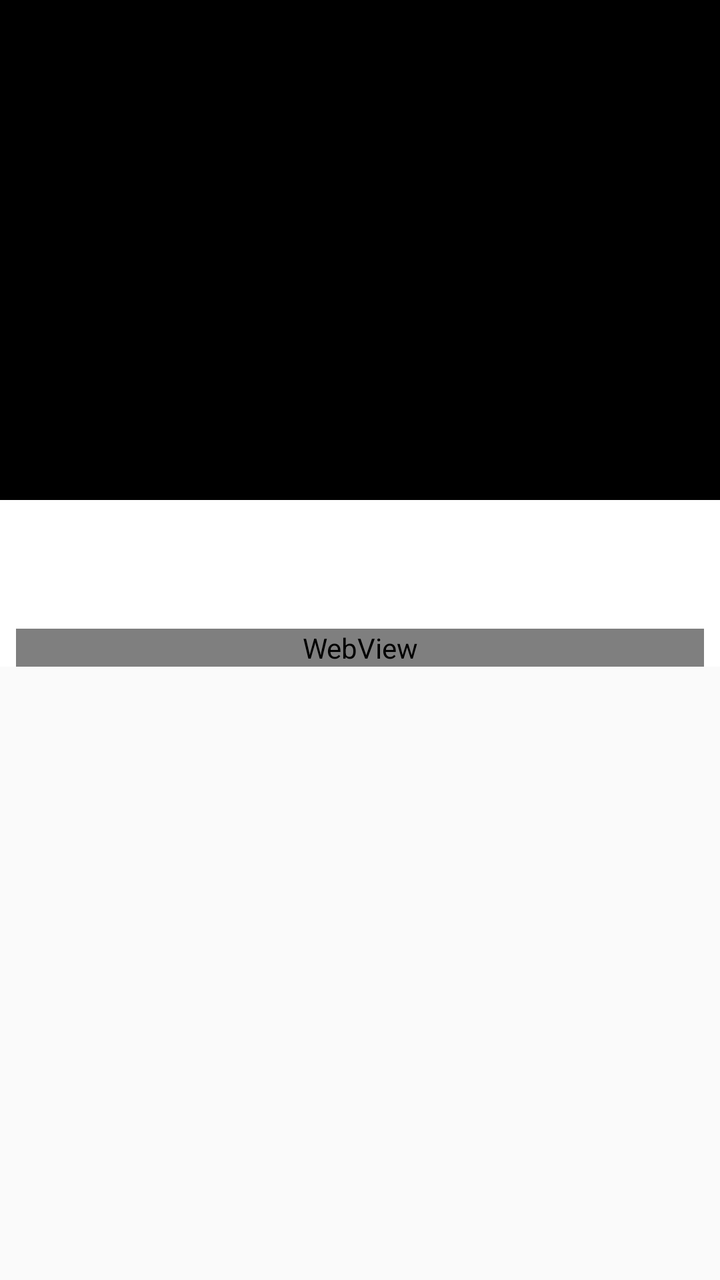
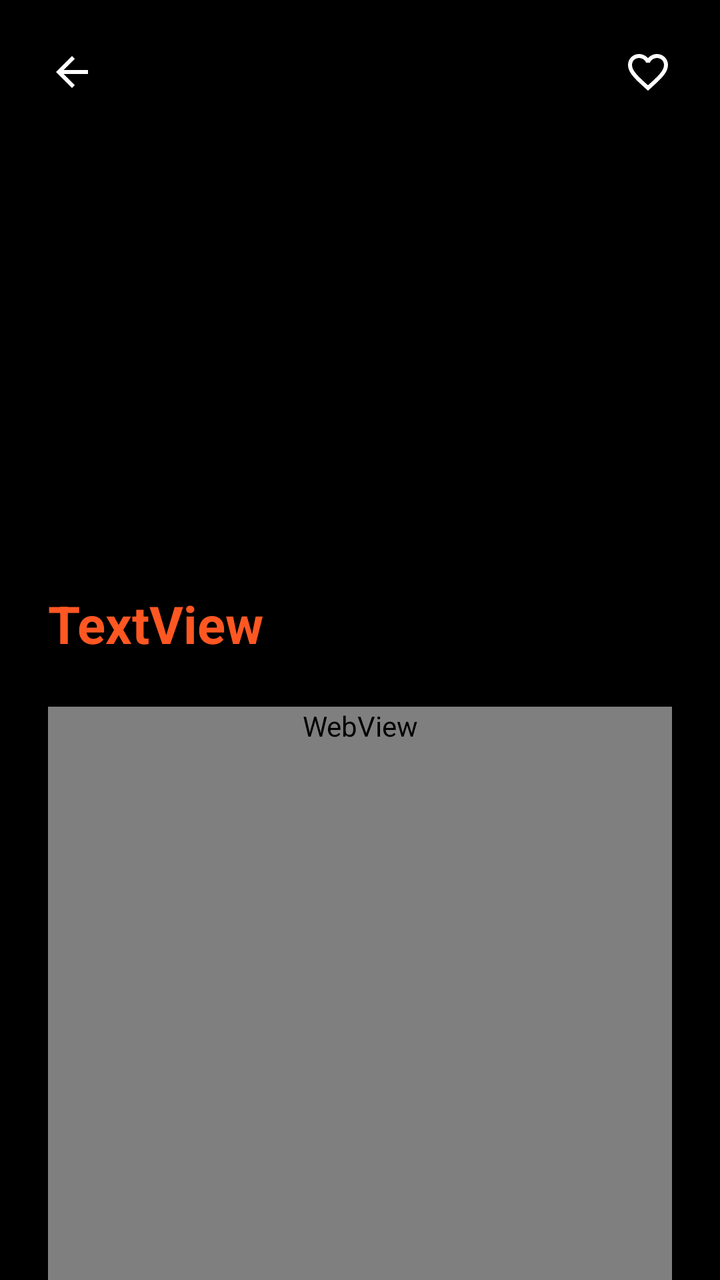

Screens rendered from an Android XML layout before and after an edit, with the pre-edit source and the edit as a unified diff.
<!-- AndroidManifest.xml: activity theme Theme.WpToAndroidApp -->
<!-- res/layout/activity_wordpress_details.xml -->
<?xml version="1.0" encoding="utf-8"?>
<androidx.coordinatorlayout.widget.CoordinatorLayout xmlns:android="http://schemas.android.com/apk/res/android"
    xmlns:app="http://schemas.android.com/apk/res-auto"
    android:layout_width="match_parent"
    android:layout_height="match_parent"
    android:fitsSystemWindows="true">

    <com.google.android.material.appbar.AppBarLayout
        android:id="@+id/post_appbar"
        android:layout_width="match_parent"
        android:layout_height="wrap_content"
        android:fitsSystemWindows="true"
        android:theme="@style/ThemeOverlay.AppCompat.Dark.ActionBar">

        <com.google.android.material.appbar.CollapsingToolbarLayout
            android:id="@+id/post_collapsing_toolbarLayout"
            android:layout_width="match_parent"
            android:layout_height="match_parent"
            android:fitsSystemWindows="true"
            app:contentScrim="?attr/colorPrimary"
            app:layout_scrollFlags="scroll|exitUntilCollapsed">

            <ImageView
                android:id="@+id/post_backdrop"
                android:layout_width="match_parent"
                android:layout_height="250dp"
                android:fitsSystemWindows="true"
                android:scaleType="centerCrop"
                app:layout_collapseMode="parallax" />

            <androidx.appcompat.widget.Toolbar
                android:id="@+id/postToolbar"
                android:layout_width="match_parent"
                android:layout_height="?attr/actionBarSize"
                app:layout_collapseMode="pin">

            </androidx.appcompat.widget.Toolbar>

        </com.google.android.material.appbar.CollapsingToolbarLayout>

    </com.google.android.material.appbar.AppBarLayout>

    <androidx.core.widget.NestedScrollView
        android:layout_width="match_parent"
        android:layout_height="wrap_content"
        app:layout_behavior="com.google.android.material.appbar.AppBarLayout$ScrollingViewBehavior">

        <include
            android:id="@+id/content"
            layout="@layout/activity_wordpress_content" />

    </androidx.core.widget.NestedScrollView>

</androidx.coordinatorlayout.widget.CoordinatorLayout>
<!-- res/layout/activity_wordpress_content.xml (included above) -->
<?xml version="1.0" encoding="utf-8"?>
<LinearLayout xmlns:android="http://schemas.android.com/apk/res/android"
    android:layout_width="match_parent"
    android:layout_height="match_parent"
    android:background="@android:color/white"
    android:clipToPadding="false"
    android:orientation="vertical"
    android:scrollbars="vertical">

    <TextView
        android:id="@+id/post_title"
        android:layout_width="match_parent"
        android:layout_height="wrap_content"
        android:padding="16dp"
        android:text="TextView"
        android:textColor="@color/colorPrimary"
        android:textSize="24sp" />

    <WebView
        android:id="@+id/webview"
        android:layout_width="match_parent"
        android:layout_height="match_parent"
        android:layout_marginLeft="8dp"
        android:layout_marginRight="8dp" />

</LinearLayout>
<!-- resources referenced by this layout -->
<resources>
  <color name="colorPrimary">#fff</color>
      //Needed
  <style name="Theme.WpToAndroidApp" parent="Theme.MaterialComponents.DayNight.NoActionBar.Bridge">
          
          <item name="colorPrimary">@color/dark</item>
          <item name="colorPrimaryVariant">@color/dark</item>
          <item name="colorOnPrimary">@color/white</item>
          
          <item name="colorSecondary">@color/teal_200</item>
          <item name="colorSecondaryVariant">@color/teal_700</item>
          <item name="colorOnSecondary">@color/black</item>
          
          <item name="android:statusBarColor">?trackColor</item>
          
      </style>
  <color name="dark">#000000</color>
  <color name="white">#ffffff</color>
  <color name="teal_200">#FF03DAC5</color>
  <color name="teal_700">#FF018786</color>
      //Day Theme
  <color name="black">#212121</color>
</resources>

<!-- the commit's change to res/layout/activity_wordpress_details.xml (unified diff, before → after) -->
@@ -1,81 +1,103 @@
 <?xml version="1.0" encoding="utf-8"?>
-<androidx.coordinatorlayout.widget.CoordinatorLayout xmlns:android="http://schemas.android.com/apk/res/android"
+<androidx.constraintlayout.widget.ConstraintLayout xmlns:android="http://schemas.android.com/apk/res/android"
     xmlns:app="http://schemas.android.com/apk/res-auto"
+    android:id="@+id/main"
     android:layout_width="match_parent"
     android:layout_height="match_parent"
-    android:fitsSystemWindows="true">
+    android:background="?attr/colorOnBackground">
 
-    <com.google.android.material.appbar.AppBarLayout
-        android:id="@+id/post_appbar"
+    <androidx.core.widget.NestedScrollView
         android:layout_width="match_parent"
-        android:layout_height="wrap_content"
-        android:fitsSystemWindows="true"
-        android:theme="@style/ThemeOverlay.AppCompat.Dark.ActionBar">
+        android:layout_height="match_parent"
+        android:fillViewport="true">
 
-        <com.google.android.material.appbar.CollapsingToolbarLayout
-            android:id="@+id/post_collapsing_toolbarLayout"
+        <androidx.constraintlayout.widget.ConstraintLayout
             android:layout_width="match_parent"
-            android:layout_height="match_parent"
-            android:fitsSystemWindows="true"
-            app:contentScrim="?attr/colorPrimary"
-            app:layout_scrollFlags="scroll|exitUntilCollapsed">
+            android:layout_height="wrap_content">
 
             <ImageView
                 android:id="@+id/post_backdrop"
                 android:layout_width="match_parent"
-                android:layout_height="250dp"
-                android:fitsSystemWindows="true"
+                android:layout_height="300dp"
                 android:scaleType="centerCrop"
-                app:layout_collapseMode="parallax" />
+                app:layout_constraintTop_toTopOf="parent" />
 
-            <androidx.appcompat.widget.Toolbar
-                android:id="@+id/postToolbar"
+            <FrameLayout
+                android:id="@+id/content_container"
                 android:layout_width="match_parent"
-                android:layout_height="?attr/actionBarSize"
-                app:layout_collapseMode="pin">
+                android:layout_height="wrap_content"
+                android:layout_marginTop="-30dp"
+                android:background="@drawable/bg_content_card"
+                app:layout_constraintTop_toBottomOf="@id/post_backdrop">
 
-            </androidx.appcompat.widget.Toolbar>
+                <include
+                    android:id="@+id/content"
+                    layout="@layout/activity_wordpress_content" />
 
-        </com.google.android.material.appbar.CollapsingToolbarLayout>
+            </FrameLayout>
 
-    </com.google.android.material.appbar.AppBarLayout>
-
-    <androidx.core.widget.NestedScrollView
-        android:layout_width="match_parent"
-        android:layout_height="wrap_content"
-        app:layout_behavior="com.google.android.material.appbar.AppBarLayout$ScrollingViewBehavior">
-
-        <include
-            android:id="@+id/content"
-            layout="@layout/activity_wordpress_content" />
+        </androidx.constraintlayout.widget.ConstraintLayout>
 
     </androidx.core.widget.NestedScrollView>
 
-</androidx.coordinatorlayout.widget.CoordinatorLayout>
+    <ImageButton
+        android:id="@+id/back_button"
+        android:layout_width="40dp"
+        android:layout_height="40dp"
+        android:layout_margin="16dp"
+        android:background="@drawable/bg_circle_translucent"
+        android:padding="8dp"
+        android:scaleType="centerInside"
+        android:src="@drawable/ic_back_white"
+        app:layout_constraintStart_toStartOf="parent"
+        app:layout_constraintTop_toTopOf="parent"
+        app:tint="@android:color/white" />
+
+    <ImageButton
+        android:id="@+id/favorite_button"
+        android:layout_width="40dp"
+        android:layout_height="40dp"
+        android:layout_margin="16dp"
+        android:background="@drawable/bg_circle_translucent"
+        android:padding="8dp"
+        android:scaleType="centerInside"
+        android:src="@drawable/ic_heart_unselected"
+        app:layout_constraintEnd_toEndOf="parent"
+        app:layout_constraintTop_toTopOf="parent"
+        app:tint="@android:color/white" />
+
+</androidx.constraintlayout.widget.ConstraintLayout>
 <!-- res/layout/activity_wordpress_content.xml (included above) -->
 <?xml version="1.0" encoding="utf-8"?>
 <LinearLayout xmlns:android="http://schemas.android.com/apk/res/android"
     android:layout_width="match_parent"
     android:layout_height="match_parent"
-    android:background="@android:color/white"
-    android:clipToPadding="false"
+    android:background="?attr/colorOnBackground"
     android:orientation="vertical"
-    android:scrollbars="vertical">
+    android:padding="24dp">
 
     <TextView
         android:id="@+id/post_title"
         android:layout_width="match_parent"
         android:layout_height="wrap_content"
-        android:padding="16dp"
-        android:text="TextView"
-        android:textColor="@color/colorPrimary"
-        android:textSize="24sp" />
+        android:text="@string/textview"
+        android:textColor="?attr/colorError"
+        android:textSize="26sp"
+        android:textStyle="bold" />
+
+    <Space
+        android:layout_width="match_parent"
+        android:layout_height="24dp" />
 
     <WebView
         android:id="@+id/webview"
         android:layout_width="match_parent"
         android:layout_height="match_parent"
-        android:layout_marginLeft="8dp"
-        android:layout_marginRight="8dp" />
+        android:background="@android:color/transparent"
+        android:minHeight="400dp" />
+
+    <Space
+        android:layout_width="match_parent"
+        android:layout_height="50dp" />
 
 </LinearLayout>
<!-- resource entries referenced after the edit -->
@@ -1,7 +1,37 @@
 <!-- resources referenced by this layout -->
 <resources>
-  <color name="colorPrimary">#fff</color>
-      //Needed
+  <!-- drawable bg_circle_translucent (drawable) -->
+  <?xml version="1.0" encoding="utf-8"?>
+  <shape xmlns:android="http://schemas.android.com/apk/res/android"
+      android:shape="oval">
+      <solid android:color="#66000000" />
+  </shape>
+  <!-- drawable bg_content_card (drawable) -->
+  <?xml version="1.0" encoding="utf-8"?>
+  <shape xmlns:android="http://schemas.android.com/apk/res/android"
+      android:shape="rectangle">
+      <solid android:color="?attr/colorOnBackground" />
+      <corners
+          android:topLeftRadius="32dp"
+          android:topRightRadius="32dp" />
+  </shape>
+  <!-- drawable ic_back_white (drawable) -->
+  <vector android:height="24dp" android:tint="#FFFFFF"
+      android:viewportHeight="24" android:viewportWidth="24"
+      android:width="24dp" xmlns:android="http://schemas.android.com/apk/res/android">
+      <path android:fillColor="@android:color/white" android:pathData="M20,11H7.83l5.59,-5.59L12,4l-8,8 8,8 1.41,-1.41L7.83,13H20v-2z"/>
+  </vector>
+  <!-- drawable ic_heart_unselected (drawable) -->
+  <vector xmlns:android="http://schemas.android.com/apk/res/android"
+      android:width="24dp"
+      android:height="24dp"
+      android:viewportWidth="24"
+      android:viewportHeight="24">
+      <path
+          android:fillColor="@color/white"
+          android:pathData="M16.5,3c-1.74,0 -3.41,0.81 -4.5,2.09C10.91,3.81 9.24,3 7.5,3 4.42,3 2,5.42 2,8.5c0,3.78 3.4,6.86 8.55,11.54L12,21.35l1.45,-1.32C18.6,15.36 22,12.28 22,8.5 22,5.42 19.58,3 16.5,3zM12.1,18.55l-0.1,0.1 -0.1,-0.1C7.14,14.24 4,11.39 4,8.5 4,6.5 5.5,5 7.5,5c1.54,0 3.04,0.99 3.57,2.36h1.87C13.46,5.99 14.96,5 16.5,5c2,0 3.5,1.5 3.5,3.5 0,2.89 -3.14,5.74 -7.9,10.05z" />
+  </vector>
+  <string name="textview">TextView</string>
   <style name="Theme.WpToAndroidApp" parent="Theme.MaterialComponents.DayNight.NoActionBar.Bridge">
           
           <item name="colorPrimary">@color/dark</item>
